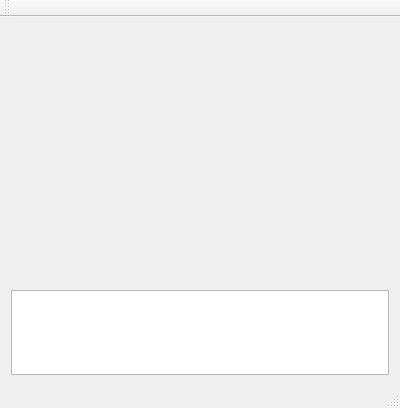
Qt form DarkKnight/DarkKnight.ui (edwardoid/DarkKnight) before a commit.
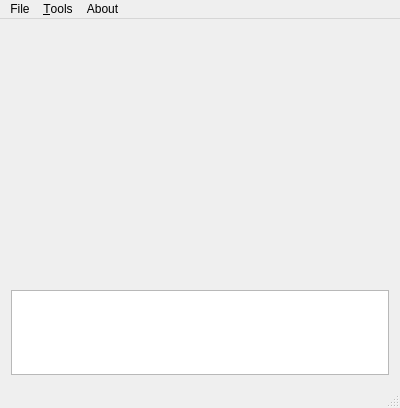
The same form after that commit. Custom widgets are drawn as their Qt base class.

Commit message:
Added Authors and About dialogs.
Added action menus and empty slots for them.

```diff
--- a/DarkKnight/DarkKnight.ui
+++ b/DarkKnight/DarkKnight.ui
@@ -36,14 +36,35 @@
      <height>21</height>
     </rect>
    </property>
-  </widget>
-  <widget class="QToolBar" name="mainToolBar">
-   <attribute name="toolBarArea">
-    <enum>TopToolBarArea</enum>
-   </attribute>
-   <attribute name="toolBarBreak">
-    <bool>false</bool>
-   </attribute>
+   <widget class="QMenu" name="menuFile">
+    <property name="title">
+     <string>File</string>
+    </property>
+    <addaction name="actionQuery"/>
+    <addaction name="separator"/>
+    <addaction name="actionExit"/>
+   </widget>
+   <widget class="QMenu" name="menuSettings">
+    <property name="title">
+     <string>&amp;Tools</string>
+    </property>
+    <addaction name="actionGameExplorer"/>
+    <addaction name="actionQueryEditor"/>
+    <addaction name="separator"/>
+    <addaction name="actionSettings"/>
+    <addaction name="actionAddNewFeatures"/>
+    <addaction name="actionCheckForUpdates"/>
+   </widget>
+   <widget class="QMenu" name="menuAbout">
+    <property name="title">
+     <string>About</string>
+    </property>
+    <addaction name="actionAbout"/>
+    <addaction name="actionAuthors"/>
+   </widget>
+   <addaction name="menuFile"/>
+   <addaction name="menuSettings"/>
+   <addaction name="menuAbout"/>
   </widget>
   <widget class="QStatusBar" name="statusBar"/>
  </widget>
```
Left out of the diff: 47 changed lines with no effect on the pictures. The commit also changes 9 other files.
